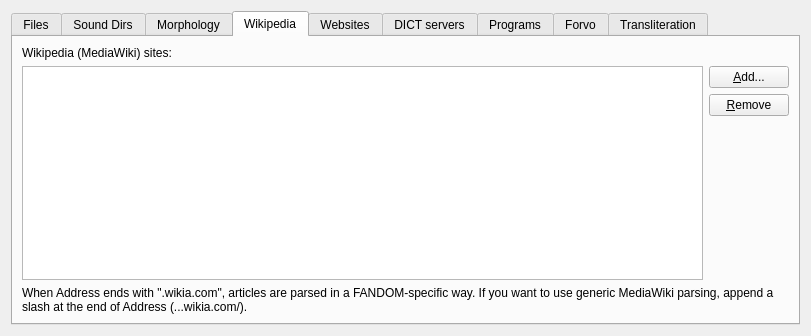
First picture: the form in sources.ui, repository goldendict/goldendict, before the edit.
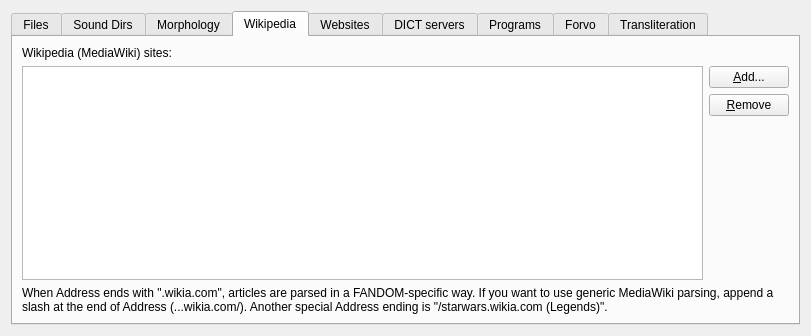
Second picture: the form after the edit. The open tabs and pages were chosen to show the change. Icons and pictures are not drawn.

Commit message: Add Wookieepedia Legends support in MediaWiki

Patch:
```diff
--- a/sources.ui
+++ b/sources.ui
@@ -275,7 +275,7 @@
        <item>
         <widget class="QLabel" name="label_17">
          <property name="text">
-          <string>When Address ends with &quot;.wikia.com&quot;, articles are parsed in a FANDOM-specific way. If you want to use generic MediaWiki parsing, append a slash at the end of Address (...wikia.com/).</string>
+          <string>When Address ends with &quot;.wikia.com&quot;, articles are parsed in a FANDOM-specific way. If you want to use generic MediaWiki parsing, append a slash at the end of Address (...wikia.com/). Another special Address ending is &quot;/starwars.wikia.com (Legends)&quot;.</string>
          </property>
          <property name="wordWrap">
           <bool>true</bool>
```
The commit also changes 4 other files.
